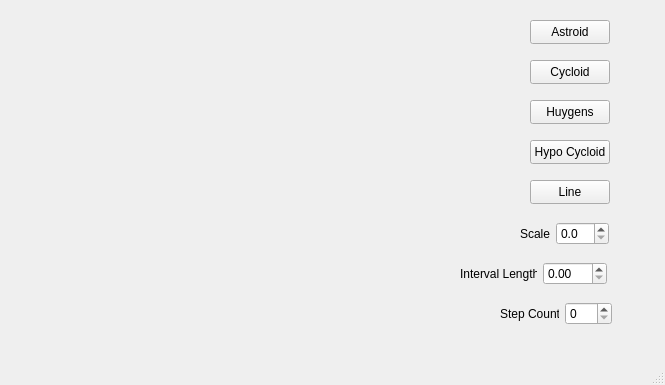
First picture: the form in mainwindow.ui, repository wbmetzel/QTCurves, before the edit.
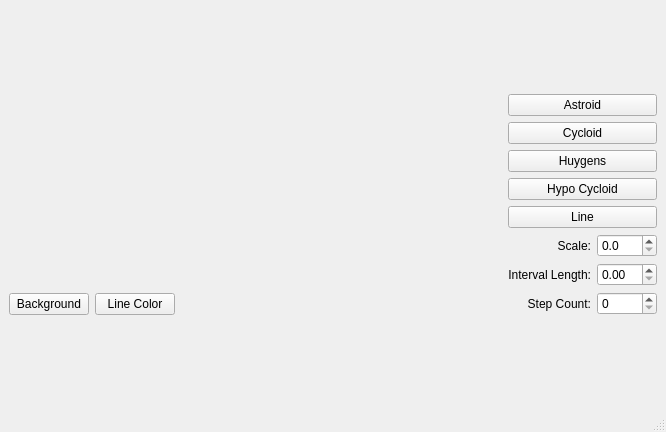
Second picture: the form after the edit. Custom widgets are drawn as their Qt base class.

Commit message: Add color pickers for shape and background; update user interface.

```diff
--- a/mainwindow.ui
+++ b/mainwindow.ui
@@ -6,108 +6,110 @@
    <rect>
     <x>0</x>
     <y>0</y>
-    <width>665</width>
-    <height>385</height>
+    <width>666</width>
+    <height>432</height>
    </rect>
   </property>
   <property name="windowTitle">
    <string>MainWindow</string>
   </property>
   <widget class="QWidget" name="centralwidget">
-   <widget class="RenderArea" name="renderArea" native="true">
-    <property name="geometry">
-     <rect>
-      <x>11</x>
-      <y>11</y>
-      <width>317</width>
-      <height>339</height>
-     </rect>
-    </property>
-   </widget>
+   <layout class="QGridLayout" name="gridLayout">
+    <item row="0" column="0">
+     <layout class="QVBoxLayout" name="verticalLayout_2">
+      <item>
+       <widget class="RenderArea" name="renderArea" native="true"/>
+      </item>
+      <item>
+       <layout class="QHBoxLayout" name="horizontalLayout_4">
+        <item>
+         <widget class="QPushButton" name="btnBackground">
+          <property name="text">
+           <string>Background</string>
+          </property>
+         </widget>
+        </item>
+        <item>
+         <widget class="QPushButton" name="btnLineColor">
+          <property name="text">
+           <string>Line Color</string>
+          </property>
+         </widget>
+        </item>
+        <item>
+         <spacer name="horizontalSpacer">
+          <property name="orientation">
+           <enum>Qt::Horizontal</enum>
+          </property>
+          <property name="sizeHint" stdset="0">
+           <size>
+            <width>40</width>
+            <height>20</height>
+           </size>
+          </property>
+         </spacer>
+        </item>
+       </layout>
+      </item>
+     </layout>
+    </item>
+    <item row="0" column="1">
+     <layout class="QVBoxLayout" name="verticalLayout">
+      <item>
    <widget class="QPushButton" name="btnAstroid">
-    <property name="geometry">
-     <rect>
-      <x>530</x>
-      <y>20</y>
-      <width>80</width>
-      <height>24</height>
-     </rect>
-    </property>
     <property name="text">
      <string>Astroid</string>
     </property>
    </widget>
+      </item>
+      <item>
    <widget class="QPushButton" name="btnCycloid">
-    <property name="geometry">
-     <rect>
-      <x>530</x>
-      <y>60</y>
-      <width>80</width>
-      <height>24</height>
-     </rect>
-    </property>
     <property name="text">
      <string>Cycloid</string>
     </property>
    </widget>
+      </item>
+      <item>
    <widget class="QPushButton" name="btnHuygens">
-    <property name="geometry">
-     <rect>
-      <x>530</x>
-      <y>100</y>
-      <width>80</width>
-      <height>24</height>
-     </rect>
-    </property>
     <property name="text">
      <string>Huygens</string>
     </property>
    </widget>
+      </item>
+      <item>
    <widget class="QPushButton" name="btnHypo">
-    <property name="geometry">
-     <rect>
-      <x>530</x>
-      <y>140</y>
-      <width>80</width>
-      <height>24</height>
-     </rect>
-    </property>
     <property name="text">
      <string>Hypo Cycloid</string>
     </property>
    </widget>
+      </item>
+      <item>
    <widget class="QPushButton" name="btnLine">
-    <property name="geometry">
-     <rect>
-      <x>530</x>
-      <y>180</y>
-      <width>80</width>
-      <height>24</height>
-     </rect>
-    </property>
     <property name="text">
      <string>Line</string>
     </property>
    </widget>
-   <widget class="QWidget" name="">
-    <property name="geometry">
-     <rect>
-      <x>520</x>
-      <y>220</y>
-      <width>89</width>
-      <height>27</height>
-     </rect>
-    </property>
+      </item>
+      <item>
     <layout class="QHBoxLayout" name="horizontalLayout">
      <item>
       <widget class="QLabel" name="label">
        <property name="text">
-        <string>Scale</string>
+           <string>Scale:</string>
+          </property>
+          <property name="alignment">
+           <set>Qt::AlignRight|Qt::AlignTrailing|Qt::AlignVCenter</set>
        </property>
       </widget>
      </item>
      <item>
       <widget class="QDoubleSpinBox" name="spinScale">
+          <property name="maximumSize">
+           <size>
+            <width>60</width>
+            <height>16777215</height>
+           </size>
+          </property>
        <property name="decimals">
         <number>1</number>
        </property>
@@ -117,26 +119,27 @@
       </widget>
      </item>
     </layout>
-   </widget>
-   <widget class="QWidget" name="">
-    <property name="geometry">
-     <rect>
-      <x>460</x>
-      <y>260</y>
-      <width>147</width>
-      <height>27</height>
-     </rect>
-    </property>
+      </item>
+      <item>
     <layout class="QHBoxLayout" name="horizontalLayout_2">
      <item>
       <widget class="QLabel" name="label_2">
        <property name="text">
-        <string>Interval Length</string>
+           <string>Interval Length:</string>
+          </property>
+          <property name="alignment">
+           <set>Qt::AlignRight|Qt::AlignTrailing|Qt::AlignVCenter</set>
        </property>
       </widget>
      </item>
      <item>
       <widget class="QDoubleSpinBox" name="spinInterval">
+          <property name="maximumSize">
+           <size>
+            <width>60</width>
+            <height>16777215</height>
+           </size>
+          </property>
        <property name="maximum">
         <double>100.000000000000000</double>
        </property>
@@ -146,26 +149,27 @@
       </widget>
      </item>
     </layout>
-   </widget>
-   <widget class="QWidget" name="">
-    <property name="geometry">
-     <rect>
-      <x>500</x>
-      <y>300</y>
-      <width>112</width>
-      <height>27</height>
-     </rect>
-    </property>
+      </item>
+      <item>
     <layout class="QHBoxLayout" name="horizontalLayout_3">
      <item>
       <widget class="QLabel" name="label_3">
        <property name="text">
-        <string>Step Count</string>
+           <string>Step Count:</string>
+          </property>
+          <property name="alignment">
+           <set>Qt::AlignRight|Qt::AlignTrailing|Qt::AlignVCenter</set>
        </property>
       </widget>
      </item>
      <item>
       <widget class="QSpinBox" name="spinCount">
+          <property name="maximumSize">
+           <size>
+            <width>60</width>
+            <height>16777215</height>
+           </size>
+          </property>
        <property name="maximum">
         <number>512</number>
        </property>
@@ -175,7 +179,10 @@
       </widget>
      </item>
     </layout>
-   </widget>
+      </item>
+     </layout>
+    </item>
+   </layout>
   </widget>
   <widget class="QStatusBar" name="statusbar"/>
  </widget>
```
Lines whose indentation alone changed are shown as unchanged. The commit also changes 4 other files.
